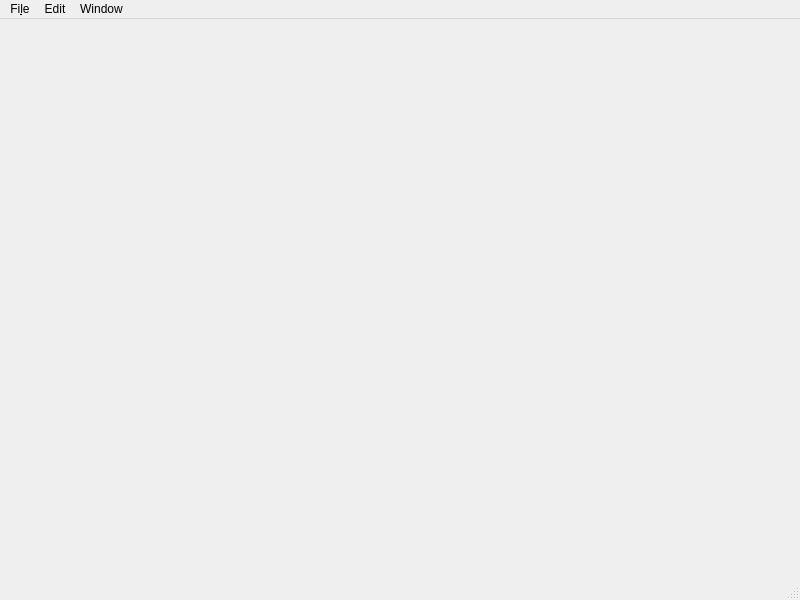
This is libraries/qxrdlib/qxrdscriptingwindow.ui in guyjennings/qxrd as Qt 5 draws it before an edit. The edited form follows.
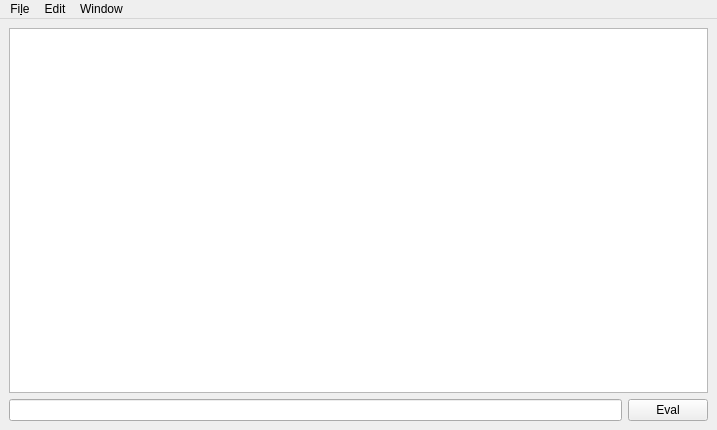
This is the edited form.

Commit message: Implement scripting window. Implement additional data streams for script engine

```diff
--- a/libraries/qxrdlib/qxrdscriptingwindow.ui
+++ b/libraries/qxrdlib/qxrdscriptingwindow.ui
@@ -6,20 +6,36 @@
    <rect>
     <x>0</x>
     <y>0</y>
-    <width>800</width>
-    <height>600</height>
+    <width>717</width>
+    <height>430</height>
    </rect>
   </property>
   <property name="windowTitle">
    <string>MainWindow</string>
   </property>
-  <widget class="QWidget" name="centralwidget"/>
+  <widget class="QWidget" name="centralwidget">
+   <layout class="QGridLayout" name="gridLayout">
+    <item row="0" column="0" colspan="2">
+     <widget class="QTextBrowser" name="m_Output"/>
+    </item>
+    <item row="1" column="0">
+     <widget class="QLineEdit" name="m_InputText"/>
+    </item>
+    <item row="1" column="1">
+     <widget class="QPushButton" name="m_EvalButton">
+      <property name="text">
+       <string>Eval</string>
+      </property>
+     </widget>
+    </item>
+   </layout>
+  </widget>
   <widget class="QMenuBar" name="menubar">
    <property name="geometry">
     <rect>
      <x>0</x>
      <y>0</y>
-     <width>800</width>
+     <width>717</width>
      <height>22</height>
     </rect>
    </property>
@@ -43,7 +59,6 @@
    <addaction name="m_EditMenu"/>
    <addaction name="m_WindowMenu"/>
   </widget>
-  <widget class="QStatusBar" name="statusbar"/>
   <action name="actionWindow">
    <property name="text">
     <string>Window</string>
```
The commit also changes 4 other files.
